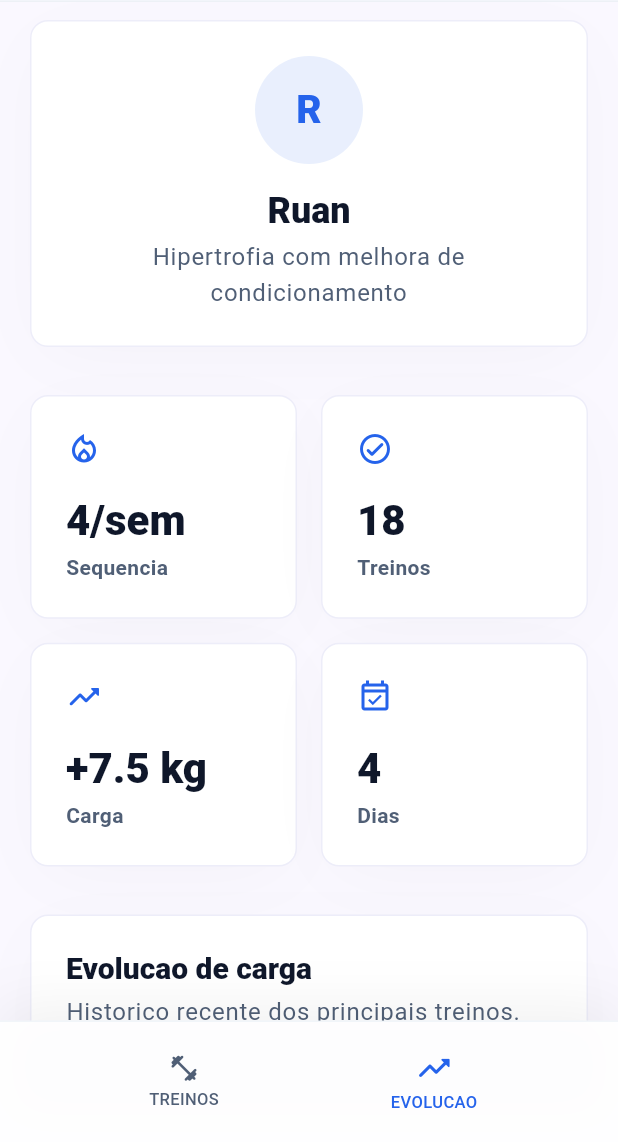
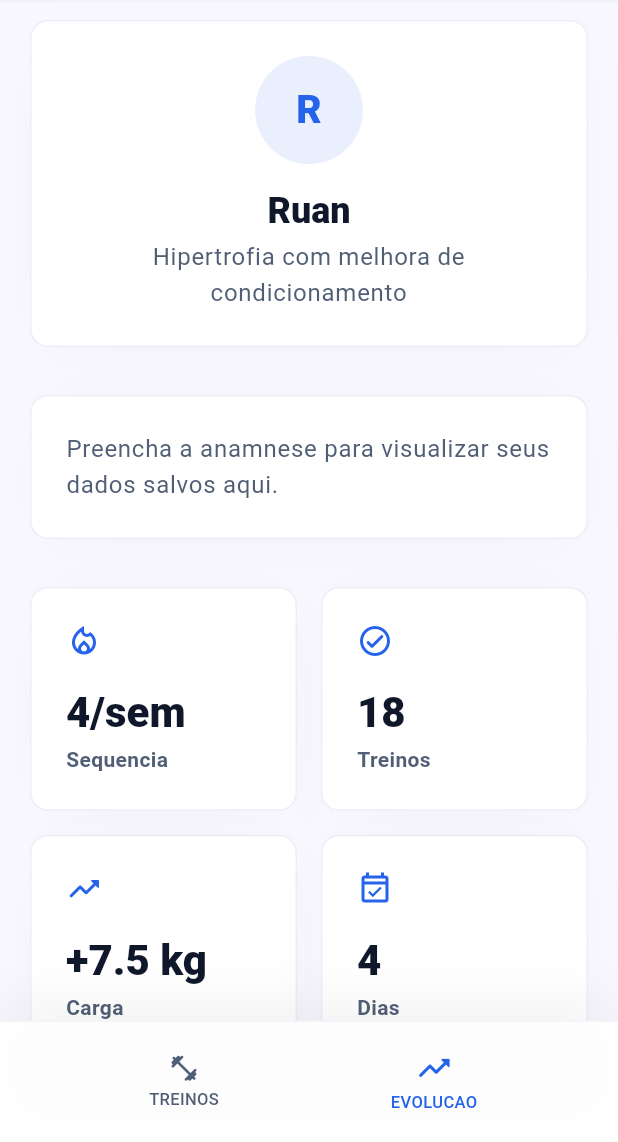
Before and after one commit to queirozzruan/FitAI-app, a Flutter app: the ProgressProfileScreen screen opened by its route, on a phone screen of 412 x 824 dp, the part 94-1236 px from its top. Run offline on Flutter 3.47's test engine with Material 3 defaults, Android fonts, the phone set to English and light mode, and no system bars.

Commit message:
feat: exibe anamnese salva no perfil

```diff
--- a/lib/features/progress/presentation/progress_profile_screen.dart
+++ b/lib/features/progress/presentation/progress_profile_screen.dart
@@ -1,7 +1,9 @@
 import 'package:fitai/app/theme.dart';
 import 'package:fitai/core/constants/app_spacing.dart';
+import 'package:fitai/core/services/anamnesis_store.dart';
 import 'package:fitai/data/mock/mock_progress.dart';
 import 'package:fitai/data/mock/mock_user.dart';
+import 'package:fitai/models/anamnesis_data.dart';
 import 'package:flutter/material.dart';
 
 class ProgressProfileScreen extends StatelessWidget {
@@ -23,6 +25,8 @@ class ProgressProfileScreen extends StatelessWidget {
                 child: Column(
                   children: [
                     const _ProfileHero(),
+                    const SizedBox(height: AppSpacing.xl),
+                    const _PersistedAnamnesisCard(),
                     const SizedBox(height: AppSpacing.xl),
                     const _MetricGrid(),
                     const SizedBox(height: AppSpacing.xl),
@@ -107,6 +111,135 @@ class _ProfileHero extends StatelessWidget {
             ),
           ),
         ],
+      ),
+    );
+  }
+}
+
+class _PersistedAnamnesisCard extends StatelessWidget {
+  const _PersistedAnamnesisCard();
+
+  @override
+  Widget build(BuildContext context) {
+    return FutureBuilder<AnamnesisData?>(
+      future: AnamnesisStore.load(),
+      builder: (context, snapshot) {
+        if (snapshot.connectionState == ConnectionState.waiting) {
+          return const _ProgressCard(
+            child: Center(child: CircularProgressIndicator()),
+          );
+        }
+
+        final data = snapshot.data;
+
+        if (data == null) {
+          return _ProgressCard(
+            child: Text(
+              'Preencha a anamnese para visualizar seus dados salvos aqui.',
+              style: Theme.of(context).textTheme.bodyLarge?.copyWith(
+                color: const Color(0xFF505F76),
+                height: 1.5,
+              ),
+            ),
+          );
+        }
+
+        return _ProgressCard(
+          child: Column(
+            crossAxisAlignment: CrossAxisAlignment.start,
+            children: [
+              Row(
+                children: [
+                  const Icon(
+                    Icons.assignment_ind_outlined,
+                    color: FitAiColors.royalBlue,
+                    size: 22,
+                  ),
+                  const SizedBox(width: AppSpacing.sm),
+                  Text(
+                    'Dados da anamnese',
+                    style: Theme.of(context).textTheme.titleLarge?.copyWith(
+                      fontWeight: FontWeight.w800,
+                    ),
+                  ),
+                ],
+              ),
+              const SizedBox(height: AppSpacing.md),
+              Wrap(
+                runSpacing: AppSpacing.sm,
+                spacing: AppSpacing.sm,
+                children: [
+                  _AnamnesisChip(label: 'Idade', value: '${data.age} anos'),
+                  _AnamnesisChip(
+                    label: 'Peso',
+                    value: '${data.weight.toStringAsFixed(1)} kg',
+                  ),
+                  _AnamnesisChip(
+                    label: 'Altura',
+                    value: '${data.height.toStringAsFixed(0)} cm',
+                  ),
+                  _AnamnesisChip(label: 'Genero', value: data.gender),
+                  _AnamnesisChip(label: 'Objetivo', value: data.goal),
+                ],
+              ),
+              const SizedBox(height: AppSpacing.md),
+              Text(
+                'Limitacoes',
+                style: Theme.of(context).textTheme.bodyMedium?.copyWith(
+                  color: const Color(0xFF505F76),
+                  fontWeight: FontWeight.w700,
+                ),
+              ),
+              const SizedBox(height: AppSpacing.xs),
+              Text(
+                data.limitations.trim().isEmpty
+                    ? 'Nenhuma limitacao informada.'
+                    : data.limitations,
+                style: Theme.of(context).textTheme.bodyLarge?.copyWith(
+                  color: FitAiColors.textPrimary,
+                  height: 1.5,
+                ),
+              ),
+            ],
+          ),
+        );
+      },
+    );
+  }
+}
+
+class _AnamnesisChip extends StatelessWidget {
+  const _AnamnesisChip({required this.label, required this.value});
+
+  final String label;
+  final String value;
+
+  @override
+  Widget build(BuildContext context) {
+    return Container(
+      padding: const EdgeInsets.symmetric(
+        horizontal: AppSpacing.md,
+        vertical: AppSpacing.sm,
+      ),
+      decoration: BoxDecoration(
+        border: Border.all(color: const Color(0x332563EB)),
+        borderRadius: BorderRadius.circular(999),
+        color: const Color(0x1A2563EB),
+      ),
+      child: RichText(
+        text: TextSpan(
+          style: Theme.of(context).textTheme.bodyMedium?.copyWith(
+            color: const Color(0xFF004AC6),
+            fontWeight: FontWeight.w600,
+          ),
+          children: [
+            TextSpan(text: '$label: '),
+            TextSpan(
+              text: value,
+              style: const TextStyle(fontWeight: FontWeight.w800),
+            ),
+          ],
+        ),
       ),
     );
   }
```
